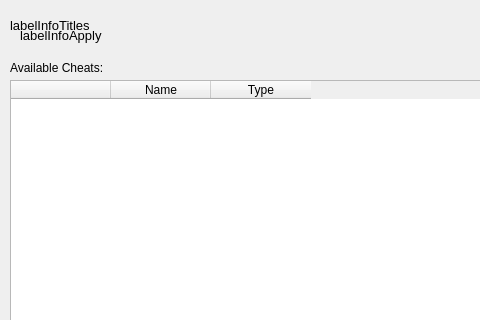
grimtnt/citra, file src/citra_qt/cheat_gui.ui: the form before one commit; both pictures show x 0 to 480 and y 0 to 320 of the 862 by 612 pixel window.
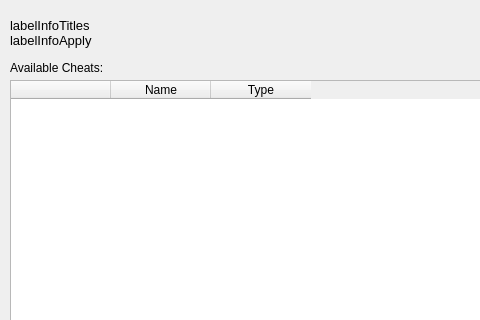
The form after the commit.

The edit to the form file:
```diff
--- a/src/citra_qt/cheat_gui.ui
+++ b/src/citra_qt/cheat_gui.ui
@@ -40,8 +40,8 @@
     <widget class="QLabel" name="labelInfoApply">
       <property name="geometry">
         <rect>
-          <x>20</x>
-          <y>20</y>
+          <x>10</x>
+          <y>25</y>
           <width>300</width>
           <height>31</height>
         </rect>
```
